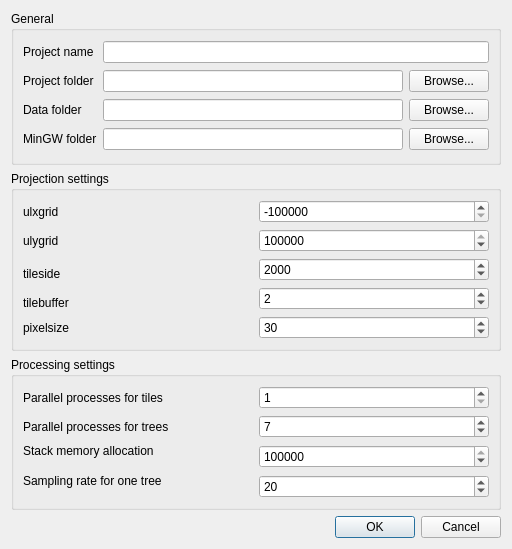
Above: umdprojectdialogbase.ui from nextgis/UMD_GLAD before the change. Below: the same form after it.
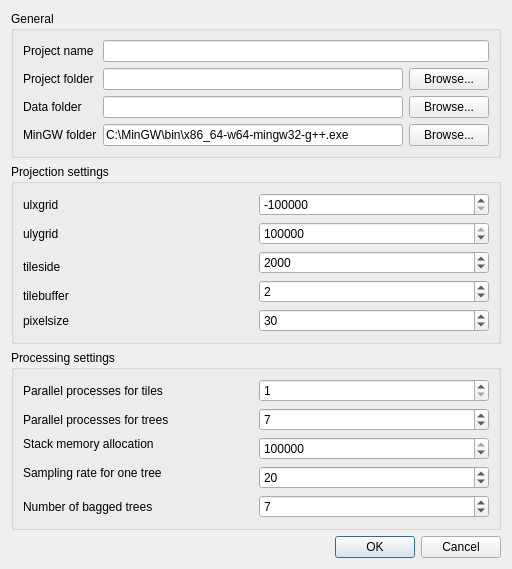
That is the form after the change. Custom widgets are drawn as their Qt base class.

Commit message: fix filter in select compiler dialog add maxtrees and ignore_fp parameters to settings set project CRS from random vrt tile

Patch:
```diff
--- a/umdprojectdialogbase.ui
+++ b/umdprojectdialogbase.ui
@@ -48,7 +48,11 @@
        <widget class="QLineEdit" name="leProjectName"/>
       </item>
       <item row="3" column="1">
-       <widget class="QLineEdit" name="leMinGW"/>
+       <widget class="QLineEdit" name="leMinGW">
+        <property name="text">
+         <string>C:\MinGW\bin\x86_64-w64-mingw32-g++.exe</string>
+        </property>
+       </widget>
       </item>
       <item row="1" column="1">
        <widget class="QLineEdit" name="leProjectDir"/>
@@ -267,6 +271,20 @@
         </property>
        </widget>
       </item>
+      <item row="5" column="0">
+       <widget class="QLabel" name="label_14">
+        <property name="text">
+         <string>Number of bagged trees</string>
+        </property>
+       </widget>
+      </item>
+      <item row="5" column="1">
+       <widget class="QSpinBox" name="spnBaggedTrees">
+        <property name="value">
+         <number>7</number>
+        </property>
+       </widget>
+      </item>
      </layout>
     </widget>
    </item>
```
Left out of the diff: 20 changed lines with no effect on the pictures. The commit also changes 1 other file.
